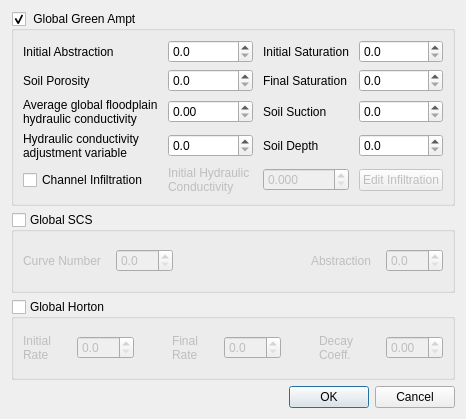
Above: flo2d/ui/infil_global.ui from FLO-2DSoftware/qgis-flo-2d-plugin before the change. Below: the same form after it.
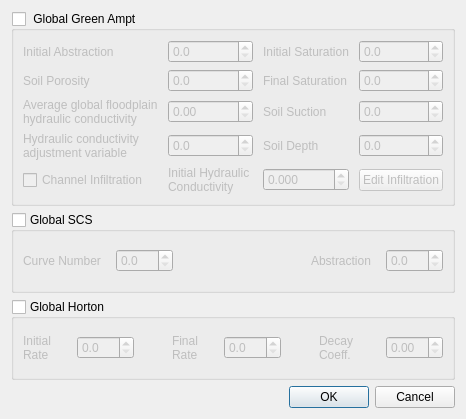
That is the form after the change.

Commit message: Added methods for global parameters reading/writing and GUI auto-adjustments.

```diff
--- a/flo2d/ui/infil_global.ui
+++ b/flo2d/ui/infil_global.ui
@@ -26,7 +26,7 @@
       <bool>true</bool>
      </property>
      <property name="checked">
-      <bool>true</bool>
+      <bool>false</bool>
      </property>
      <layout class="QGridLayout" name="gridLayout_5">
       <property name="horizontalSpacing">
```
Left out of the diff: 2 changed lines with no effect on the pictures. The commit also changes 3 other files.
